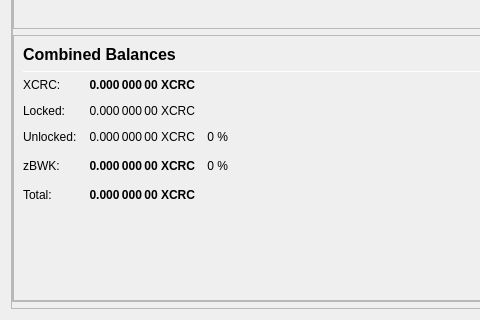
Before: the Qt Designer form src/qt/forms/overviewpage.ui in cryptocrowd-city/xcrc-wallet, drawn with Qt 5; both pictures show x 0 to 480 and y 521 to 841 of the 1078 by 841 pixel window.
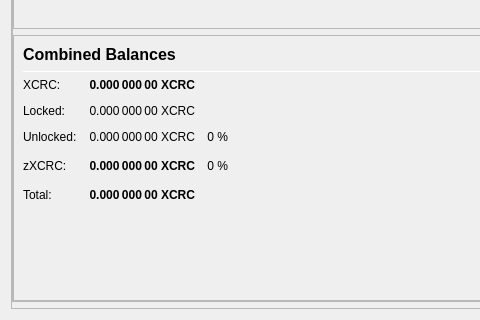
After: the same form once the commit is applied.

```diff
--- a/src/qt/forms/overviewpage.ui
+++ b/src/qt/forms/overviewpage.ui
@@ -901,7 +901,7 @@
                        <string/>
                       </property>
                       <property name="text">
-                       <string>zBWK:</string>
+                       <string>zXCRC:</string>
                       </property>
                      </widget>
                     </item>
```
Left out of the diff: 22 changed lines with no effect on the pictures.
